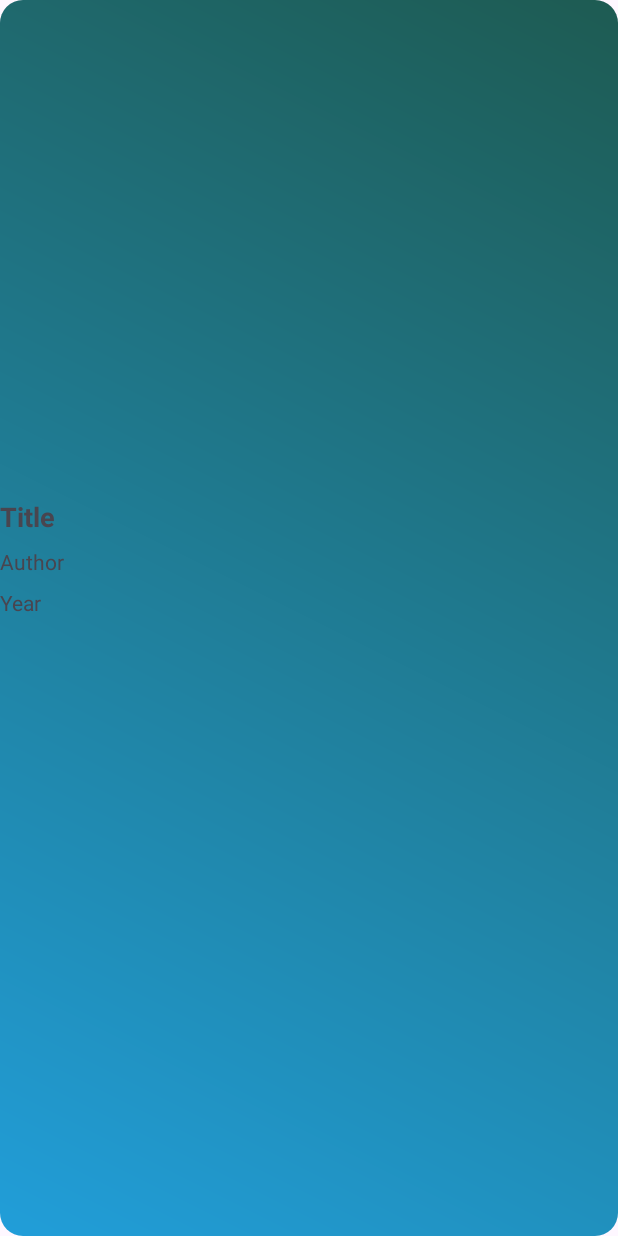
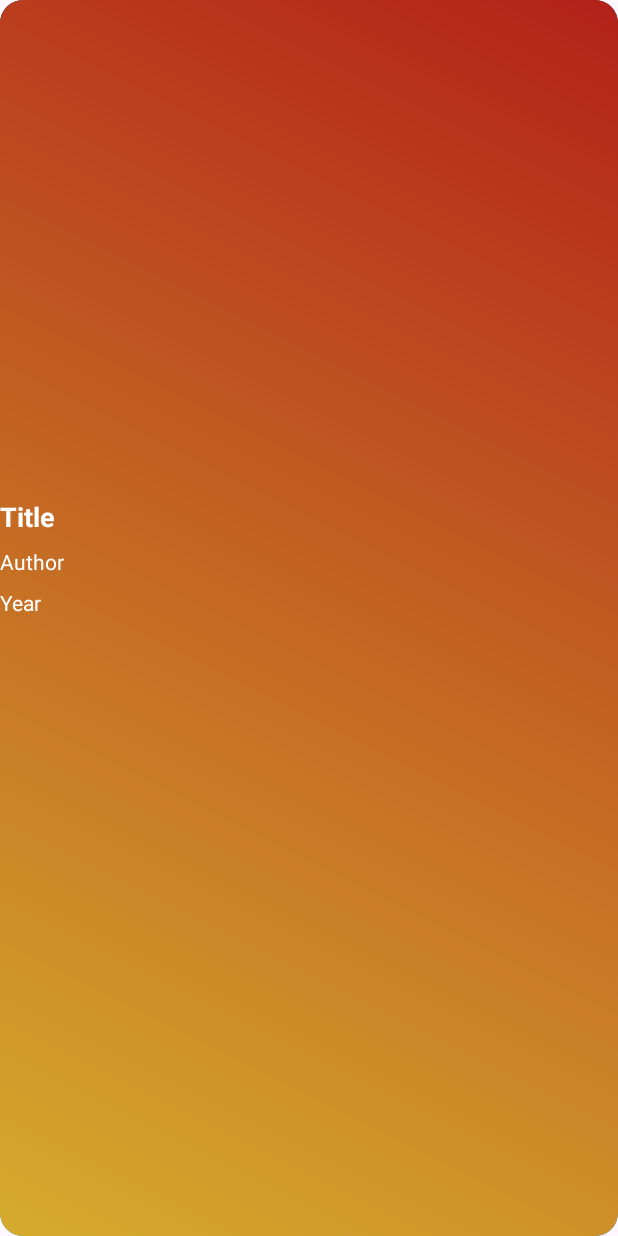
Before and after one commit to aterina216/Library, an Android app: the fragment DetailBookFragment placed in its activity, on a phone screen of 412 x 824 dp. Run offline under Robolectric (Android 15) with nearby library versions, the phone set to English and light mode, and no system bars; pictures from the network do not load.

Commit message:
add background fo fragment_detail_book.xml

```diff
--- a/app/src/main/java/com/example/library/view/MainActivity.kt
+++ b/app/src/main/java/com/example/library/view/MainActivity.kt
@@ -40,44 +40,22 @@ class MainActivity : AppCompatActivity() {
         loadPopularBooks()
     }
 
-    override fun onStart() {
-        super.onStart()
-        Log.d("MainActivity", "onStart: Активность запускается")
-    }
-
     override fun onResume() {
         super.onResume()
-        // Восстанавливаем видимость RecyclerView, когда фрагмент возвращается
-        binding.recyclerView.visibility = View.VISIBLE
-    }
-    override fun onPause() {
-        super.onPause()
-        Log.d("MainActivity", "onPause: Активность приостановлена")
-
-        // Проверка, если RecyclerView скрыт, восстанавливаем
+        // Восстанавливаем видимость RecyclerView, если он скрыт
         if (binding.recyclerView.visibility == View.GONE) {
             binding.recyclerView.visibility = View.VISIBLE
-            Log.d("MainActivity", "RecyclerView восстановлен в onPause")
+            Log.d("MainActivity", "RecyclerView восстановлен в onResume")
         }
-    }
-
-    override fun onStop() {
-        super.onStop()
-        Log.d("MainActivity", "onStop: Активность остановлена")
     }
 
     override fun onBackPressed() {
         super.onBackPressed()
         Log.d("MainActivity", "onBackPressed: Нажата кнопка назад")
 
-        // После возврата с фрагмента проверяем состояние back stack
         if (supportFragmentManager.backStackEntryCount == 0) {
             Log.d("MainActivity", "Возвращаемся на главный экран, показываем RecyclerView")
-
-            // Задаем видимость RecyclerView на главном экране
             binding.recyclerView.visibility = View.VISIBLE
-
-            // Обновляем адаптер (если необходимо)
             if (books.isNotEmpty()) {
                 bookAdapter.notifyDataSetChanged()
                 Log.d("MainActivity", "Адаптер обновлен")
@@ -88,11 +66,10 @@ class MainActivity : AppCompatActivity() {
     private fun openBookDetailFragment(book: Book) {
         // Логируем процесс открытия фрагмента
         Log.d("MainActivity", "Открытие фрагмента: Скрытие RecyclerView")
-        binding.recyclerView.visibility = View.GONE
+        //binding.recyclerView.visibility = View.GONE
 
         val fragment = DetailBookFragment.newInstance(book)
 
-        // Проверка, существует ли уже этот фрагмент
         if (supportFragmentManager.findFragmentByTag(fragment::class.java.simpleName) == null) {
             val transaction = supportFragmentManager.beginTransaction()
             transaction.replace(R.id.fragment_container, fragment, fragment::class.java.simpleName)
@@ -107,17 +84,14 @@ class MainActivity : AppCompatActivity() {
     private fun loadPopularBooks() {
         lifecycleScope.launch {
             try {
-                // Получаем список книг
                 books = getRussianBooks()
                 Log.d("MainActivity", "Книги загружены: $books")
 
-                // Если книги загружены, обновляем адаптер
                 if (books.isNotEmpty()) {
                     bookAdapter = BookAdapter(books) { book ->
                         openBookDetailFragment(book)
                     }
                     recyclerView.adapter = bookAdapter
-                    // Показываем RecyclerView только после успешной загрузки данных
                     binding.recyclerView.visibility = View.VISIBLE
                     Log.d("MainActivity", "RecyclerView показан")
                 } else {
--- /dev/null
+++ b/app/src/main/res/drawable/fragement_details_gradient.xml
@@ -0,0 +1,7 @@
+<?xml version="1.0" encoding="utf-8"?>
+<shape xmlns:android="http://schemas.android.com/apk/res/android">
+    <gradient android:startColor= "#D5AC2D"
+        android:endColor="#B32119"
+        android:angle="45"/>
+    <corners android:radius="15dp"/>
+</shape>
--- a/app/src/main/res/layout/fragment_detail_book.xml
+++ b/app/src/main/res/layout/fragment_detail_book.xml
@@ -4,6 +4,7 @@
     xmlns:tools="http://schemas.android.com/tools"
     android:layout_width="match_parent"
     android:layout_height="match_parent"
+    android:background="@drawable/fragement_details_gradient"
     tools:context=".view.DetailBookFragment">
 
     <!-- Обложка книги -->
@@ -22,6 +23,7 @@
         android:id="@+id/titleTextView"
         android:layout_width="wrap_content"
         android:layout_height="wrap_content"
+        android:textColor="@color/white"
         android:text="Title"
         app:layout_constraintTop_toBottomOf="@id/coverImageView"
         app:layout_constraintStart_toStartOf="parent"
@@ -34,6 +36,7 @@
         android:id="@+id/authorTextView"
         android:layout_width="wrap_content"
         android:layout_height="wrap_content"
+        android:textColor="@color/white"
         android:text="Author"
         app:layout_constraintTop_toBottomOf="@id/titleTextView"
         app:layout_constraintStart_toStartOf="parent"
@@ -44,6 +47,7 @@
         android:id="@+id/publishYearTextView"
         android:layout_width="wrap_content"
         android:layout_height="wrap_content"
+        android:textColor="@color/white"
         android:text="Year"
         app:layout_constraintTop_toBottomOf="@id/authorTextView"
         app:layout_constraintStart_toStartOf="parent"
```
